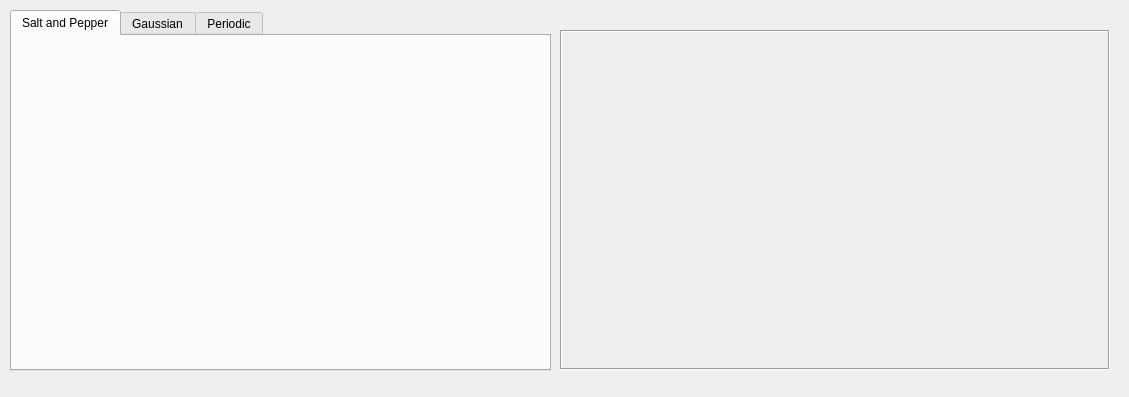
atazmi/Image-Processing-GUI-ToolBox, file gui/noiseAdd_ui.ui: the form before one commit.
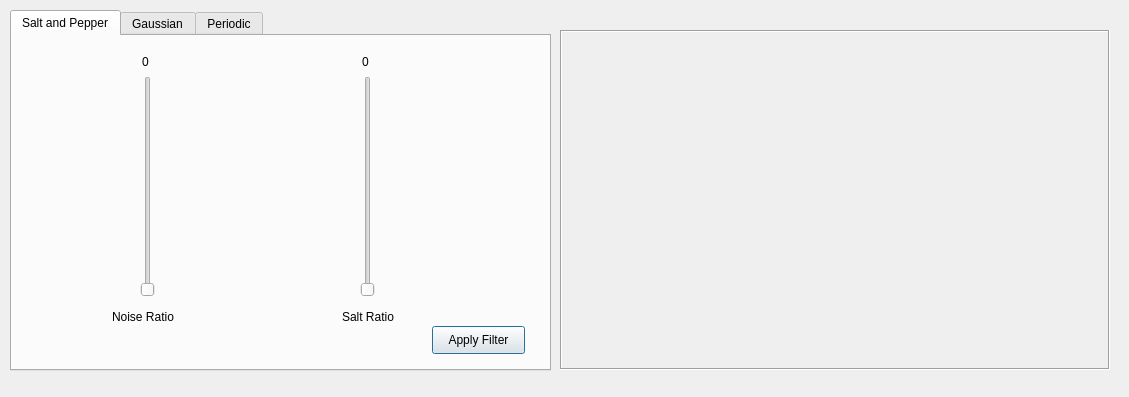
The form after the commit.

```diff
--- a/gui/noiseAdd_ui.ui
+++ b/gui/noiseAdd_ui.ui
@@ -32,6 +32,142 @@
     <attribute name="title">
      <string>Salt and Pepper</string>
     </attribute>
+    <widget class="QSlider" name="slider2">
+     <property name="geometry">
+      <rect>
+       <x>340</x>
+       <y>40</y>
+       <width>31</width>
+       <height>221</height>
+      </rect>
+     </property>
+     <property name="minimum">
+      <number>0</number>
+     </property>
+     <property name="maximum">
+      <number>100</number>
+     </property>
+     <property name="singleStep">
+      <number>1</number>
+     </property>
+     <property name="value">
+      <number>0</number>
+     </property>
+     <property name="tracking">
+      <bool>true</bool>
+     </property>
+     <property name="orientation">
+      <enum>Qt::Vertical</enum>
+     </property>
+    </widget>
+    <widget class="QLabel" name="slider2_counter">
+     <property name="geometry">
+      <rect>
+       <x>350</x>
+       <y>10</y>
+       <width>31</width>
+       <height>31</height>
+      </rect>
+     </property>
+     <property name="text">
+      <string>0</string>
+     </property>
+     <property name="textFormat">
+      <enum>Qt::AutoText</enum>
+     </property>
+    </widget>
+    <widget class="QPushButton" name="apply_button">
+     <property name="enabled">
+      <bool>true</bool>
+     </property>
+     <property name="geometry">
+      <rect>
+       <x>420</x>
+       <y>290</y>
+       <width>93</width>
+       <height>28</height>
+      </rect>
+     </property>
+     <property name="text">
+      <string>Apply Filter</string>
+     </property>
+    </widget>
+    <widget class="QLabel" name="label_3">
+     <property name="geometry">
+      <rect>
+       <x>330</x>
+       <y>270</y>
+       <width>71</width>
+       <height>21</height>
+      </rect>
+     </property>
+     <property name="text">
+      <string>Salt Ratio</string>
+     </property>
+     <property name="textFormat">
+      <enum>Qt::AutoText</enum>
+     </property>
+    </widget>
+    <widget class="QLabel" name="slider1_counter">
+     <property name="geometry">
+      <rect>
+       <x>130</x>
+       <y>10</y>
+       <width>31</width>
+       <height>31</height>
+      </rect>
+     </property>
+     <property name="text">
+      <string>0</string>
+     </property>
+     <property name="textFormat">
+      <enum>Qt::AutoText</enum>
+     </property>
+    </widget>
+    <widget class="QSlider" name="slider1">
+     <property name="geometry">
+      <rect>
+       <x>120</x>
+       <y>40</y>
+       <width>31</width>
+       <height>221</height>
+      </rect>
+     </property>
+     <property name="minimum">
+      <number>0</number>
+     </property>
+     <property name="maximum">
+      <number>100</number>
+     </property>
+     <property name="singleStep">
+      <number>1</number>
+     </property>
+     <property name="value">
+      <number>0</number>
+     </property>
+     <property name="tracking">
+      <bool>true</bool>
+     </property>
+     <property name="orientation">
+      <enum>Qt::Vertical</enum>
+     </property>
+    </widget>
+    <widget class="QLabel" name="label_4">
+     <property name="geometry">
+      <rect>
+       <x>100</x>
+       <y>270</y>
+       <width>71</width>
+       <height>21</height>
+      </rect>
+     </property>
+     <property name="text">
+      <string>Noise Ratio</string>
+     </property>
+     <property name="textFormat">
+      <enum>Qt::AutoText</enum>
+     </property>
+    </widget>
    </widget>
    <widget class="QWidget" name="tab_2">
     <attribute name="title">
```
Left out of the diff: 132 changed lines with no effect on the pictures.
